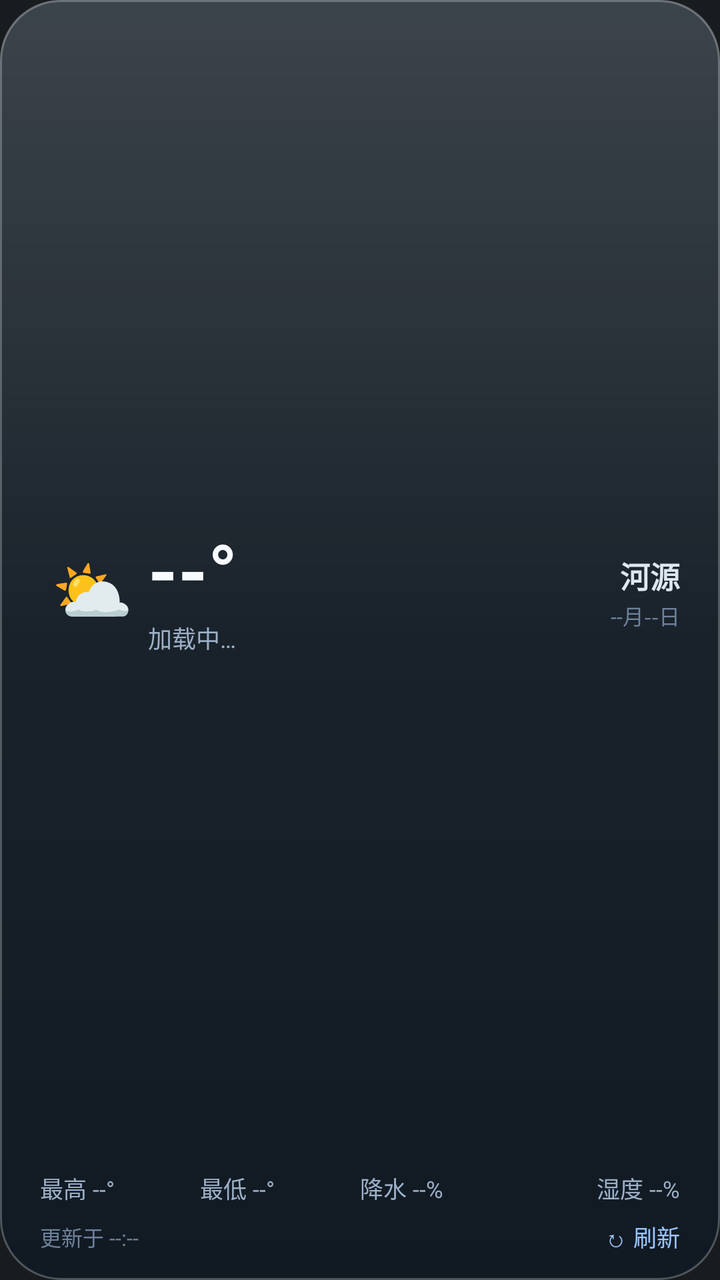
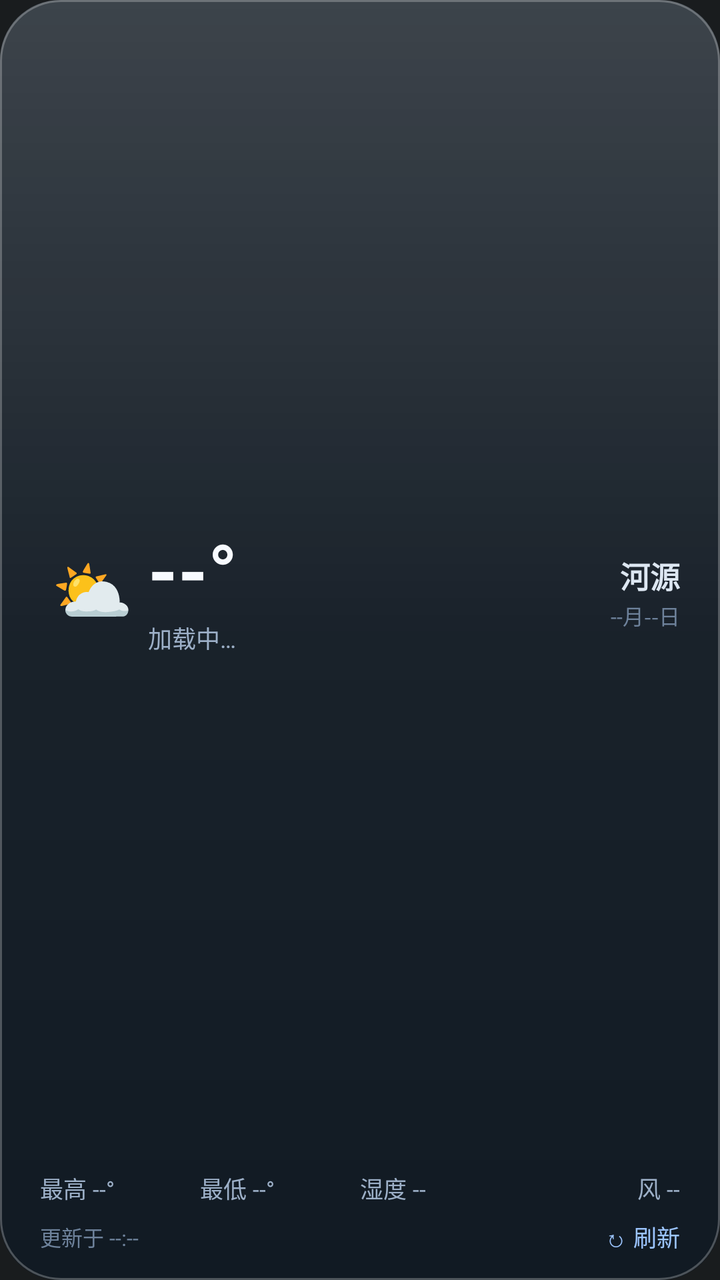

Compare the two renders of this Android layout. The source of the first and the diff that turns it into the second are given below.
<!-- AndroidManifest.xml: application theme android:Theme.DeviceDefault.NoActionBar -->
<!-- res/layout/widget_weather.xml -->
<?xml version="1.0" encoding="utf-8"?>
<LinearLayout xmlns:android="http://schemas.android.com/apk/res/android"
    android:id="@+id/root"
    android:layout_width="match_parent"
    android:layout_height="match_parent"
    android:orientation="vertical"
    android:background="@drawable/widget_bg"
    android:paddingLeft="20dp"
    android:paddingRight="20dp"
    android:paddingTop="15dp"
    android:paddingBottom="13dp">

    
    <LinearLayout
        android:layout_width="match_parent"
        android:layout_height="0dp"
        android:layout_weight="1"
        android:orientation="horizontal"
        android:gravity="center_vertical">

        <TextView
            android:id="@+id/tv_emoji"
            android:layout_width="52dp"
            android:layout_height="52dp"
            android:gravity="center"
            android:textSize="33sp"
            android:text="⛅"
            android:includeFontPadding="false" />

        <LinearLayout
            android:layout_width="0dp"
            android:layout_height="wrap_content"
            android:layout_weight="1"
            android:orientation="vertical"
            android:layout_marginLeft="2dp">

            <TextView
                android:id="@+id/tv_temp"
                android:layout_width="wrap_content"
                android:layout_height="wrap_content"
                android:text="--°"
                android:textColor="@color/temp_text"
                android:textSize="38sp"
                android:textStyle="bold"
                android:includeFontPadding="false"
                android:lineSpacingMultiplier="1.0" />

            <TextView
                android:id="@+id/tv_cond"
                android:layout_width="wrap_content"
                android:layout_height="wrap_content"
                android:layout_marginTop="1dp"
                android:text="加载中…"
                android:textColor="@color/secondary_text"
                android:textSize="12sp"
                android:singleLine="true"
                android:ellipsize="end" />
        </LinearLayout>

        <LinearLayout
            android:layout_width="wrap_content"
            android:layout_height="wrap_content"
            android:orientation="vertical"
            android:gravity="end">

            <TextView
                android:id="@+id/tv_city"
                android:layout_width="wrap_content"
                android:layout_height="wrap_content"
                android:text="河源"
                android:textColor="@color/primary_text"
                android:textSize="15sp"
                android:textStyle="bold" />

            <TextView
                android:id="@+id/tv_date"
                android:layout_width="wrap_content"
                android:layout_height="wrap_content"
                android:text="--月--日"
                android:textColor="@color/dim_text"
                android:textSize="10.5sp"
                android:layout_marginTop="1dp" />
        </LinearLayout>
    </LinearLayout>

    
    <LinearLayout
        android:layout_width="match_parent"
        android:layout_height="wrap_content"
        android:layout_marginTop="8dp"
        android:orientation="horizontal">

        <TextView
            android:id="@+id/tv_hi"
            android:layout_width="0dp"
            android:layout_height="wrap_content"
            android:layout_weight="1"
            android:text="最高 --°"
            android:textColor="@color/secondary_text"
            android:textSize="11.5sp"
            android:singleLine="true" />

        <TextView
            android:id="@+id/tv_lo"
            android:layout_width="0dp"
            android:layout_height="wrap_content"
            android:layout_weight="1"
            android:text="最低 --°"
            android:textColor="@color/secondary_text"
            android:textSize="11.5sp"
            android:singleLine="true" />

        <TextView
            android:id="@+id/tv_precip"
            android:layout_width="0dp"
            android:layout_height="wrap_content"
            android:layout_weight="1"
            android:text="降水 --%"
            android:textColor="@color/secondary_text"
            android:textSize="11.5sp"
            android:singleLine="true" />

        <TextView
            android:id="@+id/tv_hum"
            android:layout_width="0dp"
            android:layout_height="wrap_content"
            android:layout_weight="1"
            android:text="湿度 --%"
            android:textColor="@color/secondary_text"
            android:textSize="11.5sp"
            android:singleLine="true"
            android:gravity="end" />
    </LinearLayout>

    
    <LinearLayout
        android:layout_width="match_parent"
        android:layout_height="wrap_content"
        android:layout_marginTop="7dp"
        android:orientation="horizontal"
        android:gravity="center_vertical">

        <TextView
            android:id="@+id/tv_updated"
            android:layout_width="0dp"
            android:layout_height="wrap_content"
            android:layout_weight="1"
            android:text="更新于 --:--"
            android:textColor="@color/dim_text"
            android:textSize="10.5sp"
            android:singleLine="true" />

        <TextView
            android:id="@+id/tv_refresh"
            android:layout_width="wrap_content"
            android:layout_height="wrap_content"
            android:text="↻ 刷新"
            android:textColor="@color/accent_text"
            android:textSize="11.5sp"
            android:singleLine="true" />
    </LinearLayout>
</LinearLayout>
<!-- resources referenced by this layout -->
<resources>
  <color name="accent_text">#9CC5FF</color>
  <color name="dim_text">#6E829B</color>
  <color name="primary_text">#DDE7F2</color>
  <color name="secondary_text">#9DB0C8</color>
  <color name="temp_text">#F7FAFF</color>
  <!-- drawable widget_bg (drawable) -->
  <?xml version="1.0" encoding="utf-8"?>
  <layer-list xmlns:android="http://schemas.android.com/apk/res/android">
      
      <item>
          <shape android:shape="rectangle">
              <corners android:radius="30dp" />
              <solid android:color="#E6111A24" />
          </shape>
      </item>
      
      <item>
          <shape android:shape="rectangle">
              <corners android:radius="30dp" />
              <gradient
                  android:angle="270"
                  android:startColor="#2EFFFFFF"
                  android:centerColor="#08FFFFFF"
                  android:endColor="#00FFFFFF" />
          </shape>
      </item>
      
      <item>
          <shape android:shape="rectangle">
              <corners android:radius="30dp" />
              <stroke
                  android:width="1.1dp"
                  android:color="#40FFFFFF" />
          </shape>
      </item>
  </layer-list>
</resources>

<!-- the commit's change to res/layout/widget_weather.xml (unified diff, before → after) -->
@@ -111,21 +111,21 @@
             android:singleLine="true" />
 
         <TextView
-            android:id="@+id/tv_precip"
+            android:id="@+id/tv_humidity"
             android:layout_width="0dp"
             android:layout_height="wrap_content"
             android:layout_weight="1"
-            android:text="降水 --%"
+            android:text="湿度 --"
             android:textColor="@color/secondary_text"
             android:textSize="11.5sp"
             android:singleLine="true" />
 
         <TextView
-            android:id="@+id/tv_hum"
+            android:id="@+id/tv_wind"
             android:layout_width="0dp"
             android:layout_height="wrap_content"
             android:layout_weight="1"
-            android:text="湿度 --%"
+            android:text="风 --"
             android:textColor="@color/secondary_text"
             android:textSize="11.5sp"
             android:singleLine="true"
